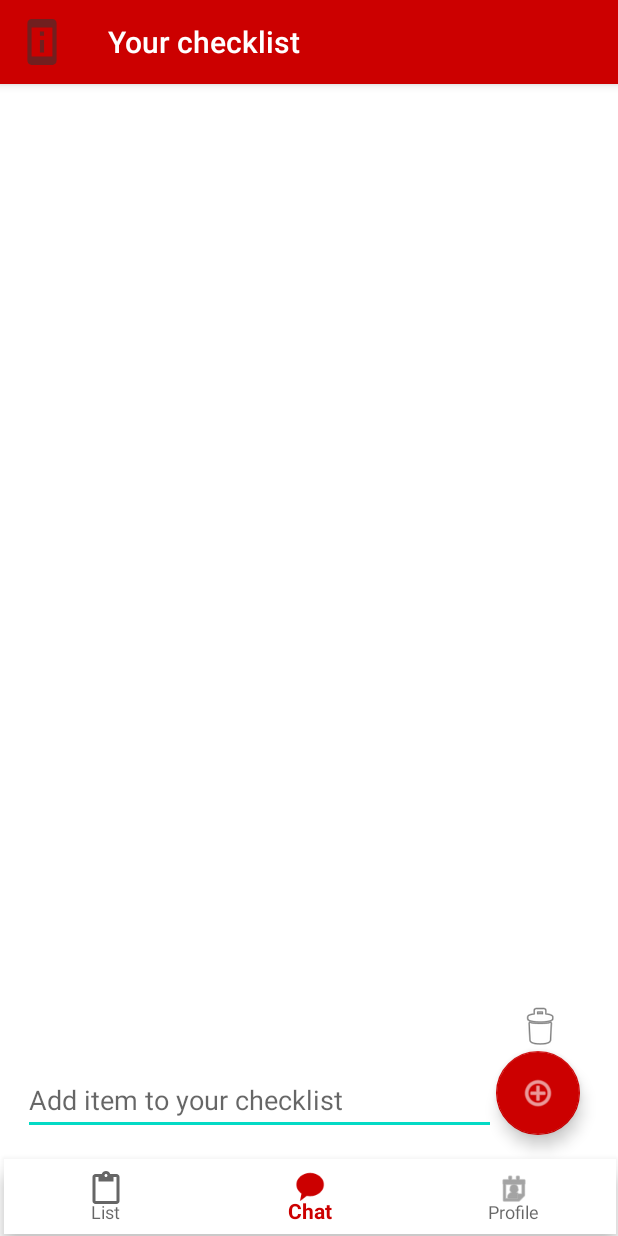
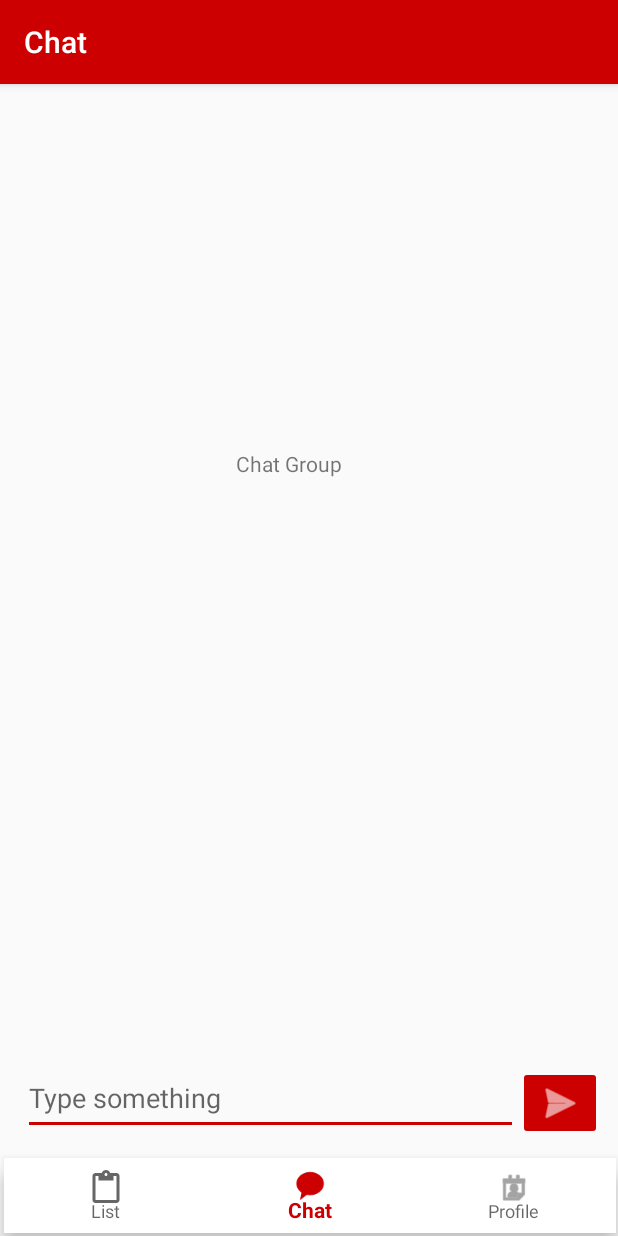
Before and after one commit to ralfibr/CheckAndGoApp, an Android app: the screen it shows after launch once a user with an empty profile is signed in (List before the commit, Chat after it), item 2 of the bottom bar chosen, on a phone screen of 412 x 824 dp. Run offline under Robolectric (Android 15) with nearby library versions, the phone set to English and light mode, and no system bars; our stand-ins replace Firebase (no records; nobody signed in at launch, a user with empty details on screens opened directly), Room's generated code.

Commit message:
Add chat

```diff
--- a/app/src/main/AndroidManifest.xml
+++ b/app/src/main/AndroidManifest.xml
@@ -1,7 +1,7 @@
 <?xml version="1.0" encoding="utf-8"?>
 <manifest xmlns:android="http://schemas.android.com/apk/res/android"
     xmlns:tools="http://schemas.android.com/tools"
-    package="com.androidcourse.checkgoapp" >
+    package="com.androidcourse.checkgoapp">
 
     <application
         android:allowBackup="true"
@@ -11,16 +11,18 @@
         android:supportsRtl="true"
         android:theme="@style/AppTheme"
         tools:ignore="ExtraText">
+        <activity android:name=".ui.Chat.Chat"></activity>
         <activity android:name=".ui.Profile" />
         <activity android:name=".auth.SignUp" />
-        <activity android:name=".auth.SignIn"/>
-        <activity android:name=".ui.List.List"/>
-        <activity android:name=".ui.Splash" >
+        <activity android:name=".auth.SignIn" />
+        <activity android:name=".ui.List.List" />
+        <activity android:name=".ui.Splash">
             <intent-filter>
                 <action android:name="android.intent.action.MAIN" />
+
                 <category android:name="android.intent.category.LAUNCHER" />
             </intent-filter>
         </activity>
+    </application>
 
-    </application>
 </manifest>
--- /dev/null
+++ b/app/src/main/java/com/androidcourse/checkgoapp/ui/Chat/Chat.kt
@@ -0,0 +1,47 @@
+package com.androidcourse.checkgoapp.ui.Chat
+
+import android.content.Intent
+import androidx.appcompat.app.AppCompatActivity
+import android.os.Bundle
+import android.widget.Toast
+import com.androidcourse.checkgoapp.R
+import com.androidcourse.checkgoapp.ui.List.List
+import com.androidcourse.checkgoapp.ui.Profile
+import com.google.android.material.bottomnavigation.BottomNavigationView
+
+class Chat : AppCompatActivity() {
+
+    override fun onCreate(savedInstanceState: Bundle?) {
+        super.onCreate(savedInstanceState)
+        setContentView(R.layout.activity_chat)
+
+
+        supportActionBar?.title = "Chat"
+        val navigationView = findViewById(R.id.bottom_nav) as BottomNavigationView
+        navigationView.selectedItemId = R.id.navigation_chat
+        navigationView.setOnNavigationItemSelectedListener() { item ->
+
+            when (item.itemId) {
+                R.id.navigation_profile ->
+                {
+
+                    navigetToProfile()
+                }
+                R.id.navigation_list ->
+                {
+                    navigetToList()
+                }
+                R.id.navigation_chat ->
+                {}
+            }
+            true
+
+        }
+    }
+    fun navigetToList() {
+        startActivity(Intent(this, List::class.java))
+    }
+    fun navigetToProfile() {
+        startActivity(Intent(this, Profile::class.java))
+    }
+}
--- a/app/src/main/java/com/androidcourse/checkgoapp/ui/List/List.kt
+++ b/app/src/main/java/com/androidcourse/checkgoapp/ui/List/List.kt
@@ -31,6 +31,7 @@ import kotlinx.coroutines.withContext
 import androidx.activity.viewModels
 import androidx.appcompat.app.AlertDialog
 import androidx.lifecycle.Observer
+import com.androidcourse.checkgoapp.ui.Chat.Chat
 import com.androidcourse.checkgoapp.ui.Profile
 import kotlinx.android.synthetic.main.item_layout.*
 
@@ -94,7 +95,7 @@ class List : AppCompatActivity() {
                 R.id.navigation_list -> {
                 }
                 R.id.navigation_chat ->
-                    Toast.makeText(application, "clickked chat", Toast.LENGTH_SHORT).show()
+                    navigateToChat()
                 R.id.navigation_profile -> {
                     navigateToProfile()
                 }
@@ -158,6 +159,9 @@ class List : AppCompatActivity() {
     }
     fun navigateBack() {
         startActivity(Intent(this, List::class.java))
+    }
+    fun navigateToChat() {
+        startActivity(Intent(this, Chat::class.java))
     }
     private fun addItem() {
         val itemName = inputItem!!.text.toString().trim()
--- a/app/src/main/java/com/androidcourse/checkgoapp/ui/Profile.kt
+++ b/app/src/main/java/com/androidcourse/checkgoapp/ui/Profile.kt
@@ -9,6 +9,7 @@ import android.widget.Toast
 import com.androidcourse.checkgoapp.R
 import com.androidcourse.checkgoapp.auth.SignIn
 import com.androidcourse.checkgoapp.model.User
+import com.androidcourse.checkgoapp.ui.Chat.Chat
 import com.androidcourse.checkgoapp.ui.List.List
 import com.google.android.material.bottomnavigation.BottomNavigationView
 import com.google.firebase.auth.FirebaseAuth
@@ -45,7 +46,7 @@ class Profile : AppCompatActivity() {
                     navigetToList()
                 }
                 R.id.navigation_chat ->
-                    Toast.makeText(application,"clickked chat", Toast.LENGTH_SHORT).show()
+                    navigateToChat()
             }
             true
 
@@ -88,4 +89,7 @@ fun navigetToList() {
 return auth?.currentUser?.email.toString()
 
     }
+    fun navigateToChat() {
+        startActivity(Intent(this, Chat::class.java))
+    }
 }
--- /dev/null
+++ b/app/src/main/res/layout/activity_chat.xml
@@ -0,0 +1,66 @@
+<?xml version="1.0" encoding="utf-8"?>
+<androidx.constraintlayout.widget.ConstraintLayout xmlns:android="http://schemas.android.com/apk/res/android"
+    xmlns:app="http://schemas.android.com/apk/res-auto"
+    xmlns:tools="http://schemas.android.com/tools"
+    android:layout_width="match_parent"
+    android:layout_height="match_parent"
+    android:backgroundTint="@android:color/white">
+
+    <com.google.android.material.bottomnavigation.BottomNavigationView
+        android:id="@+id/bottom_nav"
+        android:layout_width="408dp"
+        android:layout_height="50dp"
+        android:layout_marginStart="2dp"
+        android:layout_marginEnd="1dp"
+        android:layout_marginBottom="2dp"
+        android:background="#FFFFFF"
+        app:layout_constraintBottom_toBottomOf="parent"
+        app:layout_constraintEnd_toEndOf="parent"
+        app:layout_constraintStart_toStartOf="parent"
+        app:menu="@menu/bottom_nav_menu" />
+
+    <ImageButton
+        android:id="@+id/imageButton"
+        android:layout_width="56dp"
+        android:layout_height="49dp"
+        android:layout_marginEnd="16dp"
+        android:layout_marginBottom="12dp"
+        android:backgroundTint="@color/colorPrimaryDark"
+        android:tint="@android:color/background_light"
+        app:layout_constraintBottom_toTopOf="@+id/bottom_nav"
+        app:layout_constraintEnd_toEndOf="parent"
+        app:layout_constraintStart_toEndOf="@+id/editText"
+        app:srcCompat="@android:drawable/ic_menu_send" />
+
+    <EditText
+        android:id="@+id/editText"
+        style="@style/Widget.AppCompat.EditText"
+        android:layout_width="330dp"
+        android:layout_height="49dp"
+        android:layout_marginStart="20dp"
+        android:layout_marginBottom="15dp"
+        android:backgroundTint="@color/colorPrimary"
+        android:ems="10"
+        android:hint="Type something"
+        android:inputType="textPersonName"
+        app:layout_constraintBottom_toTopOf="@+id/bottom_nav"
+        app:layout_constraintEnd_toStartOf="@+id/imageButton"
+        app:layout_constraintStart_toStartOf="parent" />
+
+    <TextView
+        android:id="@+id/textView3"
+        android:layout_width="105dp"
+        android:layout_height="86dp"
+        android:layout_marginStart="157dp"
+        android:layout_marginTop="243dp"
+        android:layout_marginEnd="196dp"
+        android:layout_marginBottom="353dp"
+        android:text="Chat Group"
+        app:layout_constraintBottom_toTopOf="@+id/editText"
+        app:layout_constraintEnd_toEndOf="parent"
+        app:layout_constraintHorizontal_bias="0.0"
+        app:layout_constraintStart_toStartOf="parent"
+        app:layout_constraintTop_toTopOf="parent"
+        app:layout_constraintVertical_bias="0.0" />
+
+</androidx.constraintlayout.widget.ConstraintLayout>
--- a/app/src/main/res/layout/activity_list.xml
+++ b/app/src/main/res/layout/activity_list.xml
@@ -44,6 +44,7 @@
         android:layout_height="46dp"
         android:layout_marginStart="15dp"
         android:layout_marginBottom="16dp"
+        android:backgroundTint="@color/colorPrimary"
         android:ems="10"
         android:hint="Add item to your checklist"
         android:inputType="textPersonName"
--- a/app/src/main/res/layout/item_layout.xml
+++ b/app/src/main/res/layout/item_layout.xml
@@ -28,6 +28,8 @@
         android:layout_height="wrap_content"
         android:layout_marginStart="246dp"
         android:layout_marginEnd="51dp"
+        android:backgroundTint="@color/colorPrimary"
+        android:buttonTint="#FFFFFF"
         android:text="Item is ready"
         android:textColor="@android:color/white"
         android:textColorHighlight="@color/colorPrimary"
```
